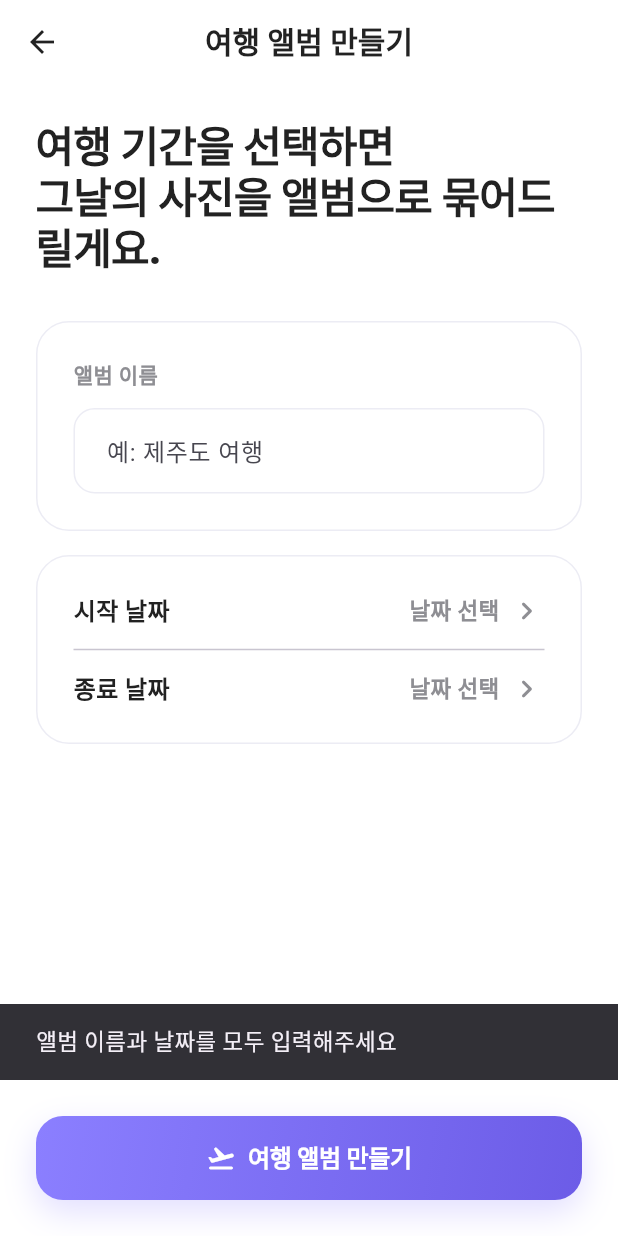
After one commit to sunkyong23/pomu, a Flutter app: the CreateTravelAlbumScreen screen opened directly, after a tap on "여행 앨범 만들기", on a phone screen of 412 x 824 dp. The commit adds this screen. Run offline on Flutter 3.47's test engine with Material 3 defaults, Android fonts, the phone set to English and light mode, and no system bars; our stand-ins replace shared_preferences; missing offline and left inert: photo_manager; accounts and stored records are empty.

Commit message:
Add extensible album system and travel album builder

```diff
--- /dev/null
+++ b/lib/features/travel/create_travel_album_screen.dart
@@ -0,0 +1,293 @@
+import 'package:flutter/material.dart';
+
+import '../../core/theme/pomu_colors.dart';
+import '../../core/theme/pomu_spacing.dart';
+import '../../core/widgets/buttons/pomu_primary_button.dart';
+import '../../services/travel_album_builder.dart';
+
+class CreateTravelAlbumScreen extends StatefulWidget {
+  const CreateTravelAlbumScreen({super.key});
+
+  @override
+  State<CreateTravelAlbumScreen> createState() =>
+      _CreateTravelAlbumScreenState();
+}
+
+class _CreateTravelAlbumScreenState extends State<CreateTravelAlbumScreen> {
+  final TravelAlbumBuilder _builder = TravelAlbumBuilder();
+  final TextEditingController _albumNameController = TextEditingController();
+
+  DateTime? _startDate;
+  DateTime? _endDate;
+  bool _isLoading = false;
+
+  @override
+  void dispose() {
+    _albumNameController.dispose();
+    super.dispose();
+  }
+
+  Future<void> _pickStartDate() async {
+    final date = await _pickDate(initialDate: _startDate ?? DateTime.now());
+    if (date == null) return;
+
+    setState(() {
+      _startDate = date;
+
+      if (_endDate != null && _endDate!.isBefore(date)) {
+        _endDate = date;
+      }
+    });
+  }
+
+  Future<void> _pickEndDate() async {
+    final date = await _pickDate(
+      initialDate: _endDate ?? _startDate ?? DateTime.now(),
+    );
+    if (date == null) return;
+
+    setState(() {
+      _endDate = date;
+
+      if (_startDate != null && date.isBefore(_startDate!)) {
+        _startDate = date;
+      }
+    });
+  }
+
+  Future<DateTime?> _pickDate({required DateTime initialDate}) {
+    return showDatePicker(
+      context: context,
+      initialDate: initialDate,
+      firstDate: DateTime(2000),
+      lastDate: DateTime.now(),
+    );
+  }
+
+  Future<void> _createAlbum() async {
+    final albumName = _albumNameController.text.trim();
+
+    if (albumName.isEmpty || _startDate == null || _endDate == null) {
+      ScaffoldMessenger.of(
+        context,
+      ).showSnackBar(const SnackBar(content: Text('앨범 이름과 날짜를 모두 입력해주세요')));
+      return;
+    }
+
+    setState(() => _isLoading = true);
+
+    try {
+      final album = await _builder.buildTravelAlbum(
+        albumName: albumName,
+        startDate: _startDate!,
+        endDate: _endDate!,
+      );
+
+      if (!mounted) return;
+
+      if (album.photos.isEmpty) {
+        ScaffoldMessenger.of(
+          context,
+        ).showSnackBar(const SnackBar(content: Text('선택한 기간에 사진이 없어요')));
+        setState(() => _isLoading = false);
+        return;
+      }
+
+      await _builder.createTravelAlbum(
+        albumName: albumName,
+        startDate: _startDate!,
+        endDate: _endDate!,
+      );
+
+      if (!mounted) return;
+
+      ScaffoldMessenger.of(context).showSnackBar(
+        SnackBar(content: Text('${album.photos.length}장의 사진으로 앨범을 만들었어요')),
+      );
+
+      Navigator.of(context).pop();
+    } catch (e) {
+      if (!mounted) return;
+
+      ScaffoldMessenger.of(
+        context,
+      ).showSnackBar(SnackBar(content: Text('앨범 생성 중 문제가 발생했어요: $e')));
+    } finally {
+      if (mounted) {
+        setState(() => _isLoading = false);
+      }
+    }
+  }
+
+  String _formatDate(DateTime? date) {
+    if (date == null) return '날짜 선택';
+    return '${date.year}.${date.month}.${date.day}';
+  }
+
+  @override
+  Widget build(BuildContext context) {
+    return Scaffold(
+      backgroundColor: PomuColors.background,
+      appBar: AppBar(
+        backgroundColor: PomuColors.background,
+        elevation: 0,
+        title: const Text(
+          '여행 앨범 만들기',
+          style: TextStyle(
+            color: PomuColors.textPrimary,
+            fontWeight: FontWeight.w800,
+          ),
+        ),
+      ),
+      body: ListView(
+        padding: const EdgeInsets.all(PomuSpacing.lg),
+        children: [
+          const Text(
+            '여행 기간을 선택하면\n그날의 사진을 앨범으로 묶어드릴게요.',
+            style: TextStyle(
+              fontSize: 28,
+              fontWeight: FontWeight.w800,
+              color: PomuColors.textPrimary,
+              height: 1.15,
+              letterSpacing: -0.6,
+            ),
+          ),
+          const SizedBox(height: PomuSpacing.xl),
+          _Card(
+            child: Column(
+              crossAxisAlignment: CrossAxisAlignment.start,
+              children: [
+                const Text(
+                  '앨범 이름',
+                  style: TextStyle(
+                    fontSize: 14,
+                    fontWeight: FontWeight.w800,
+                    color: PomuColors.textSecondary,
+                  ),
+                ),
+                const SizedBox(height: PomuSpacing.sm),
+                TextField(
+                  controller: _albumNameController,
+                  decoration: InputDecoration(
+                    hintText: '예: 제주도 여행',
+                    filled: true,
+                    fillColor: Colors.white,
+                    border: OutlineInputBorder(
+                      borderRadius: BorderRadius.circular(14),
+                      borderSide: const BorderSide(color: PomuColors.divider),
+                    ),
+                    enabledBorder: OutlineInputBorder(
+                      borderRadius: BorderRadius.circular(14),
+                      borderSide: const BorderSide(color: PomuColors.divider),
+                    ),
+                    focusedBorder: OutlineInputBorder(
+                      borderRadius: BorderRadius.circular(14),
+                      borderSide: const BorderSide(
+                        color: PomuColors.primary,
+                        width: 1.5,
+                      ),
+                    ),
+                  ),
+                ),
+              ],
+            ),
+          ),
+          const SizedBox(height: PomuSpacing.md),
+          _Card(
+            child: Column(
+              children: [
+                _DateRow(
+                  title: '시작 날짜',
+                  value: _formatDate(_startDate),
+                  onTap: _pickStartDate,
+                ),
+                const Divider(height: 28),
+                _DateRow(
+                  title: '종료 날짜',
+                  value: _formatDate(_endDate),
+                  onTap: _pickEndDate,
+                ),
+              ],
+            ),
+          ),
+        ],
+      ),
+      bottomNavigationBar: SafeArea(
+        child: Padding(
+          padding: const EdgeInsets.all(PomuSpacing.lg),
+          child: PomuPrimaryButton(
+            text: _isLoading ? '앨범 생성 중...' : '여행 앨범 만들기',
+            icon: Icons.flight_takeoff_rounded,
+            onPressed: _isLoading ? null : _createAlbum,
+          ),
+        ),
+      ),
+    );
+  }
+}
+
+class _Card extends StatelessWidget {
+  final Widget child;
+
+  const _Card({required this.child});
+
+  @override
+  Widget build(BuildContext context) {
+    return Container(
+      padding: const EdgeInsets.all(PomuSpacing.lg),
+      decoration: BoxDecoration(
+        color: PomuColors.surface,
+        borderRadius: BorderRadius.circular(22),
+        border: Border.all(color: PomuColors.divider),
+      ),
+      child: child,
+    );
+  }
+}
+
+class _DateRow extends StatelessWidget {
+  final String title;
+  final String value;
+  final VoidCallback onTap;
+
+  const _DateRow({
+    required this.title,
+    required this.value,
+    required this.onTap,
+  });
+
+  @override
+  Widget build(BuildContext context) {
+    final isEmpty = value == '날짜 선택';
+
+    return InkWell(
+      onTap: onTap,
+      child: Row(
+        children: [
+          Text(
+            title,
+            style: const TextStyle(
+              fontSize: 16,
+              fontWeight: FontWeight.w800,
+              color: PomuColors.textPrimary,
+            ),
+          ),
+          const Spacer(),
+          Text(
+            value,
+            style: TextStyle(
+              fontSize: 15,
+              fontWeight: FontWeight.w700,
+              color: isEmpty ? PomuColors.textSecondary : PomuColors.primary,
+            ),
+          ),
+          const SizedBox(width: 6),
+          const Icon(
+            Icons.chevron_right_rounded,
+            color: PomuColors.textSecondary,
+          ),
+        ],
+      ),
+    );
+  }
+}
```
Also changed, not shown: lib/features/settings/settings_screen.dart (+18 -0 lines), lib/services/photo_library_service.dart (+10 -3 lines), lib/services/travel_album_builder.dart (added, +73 -0 lines).
